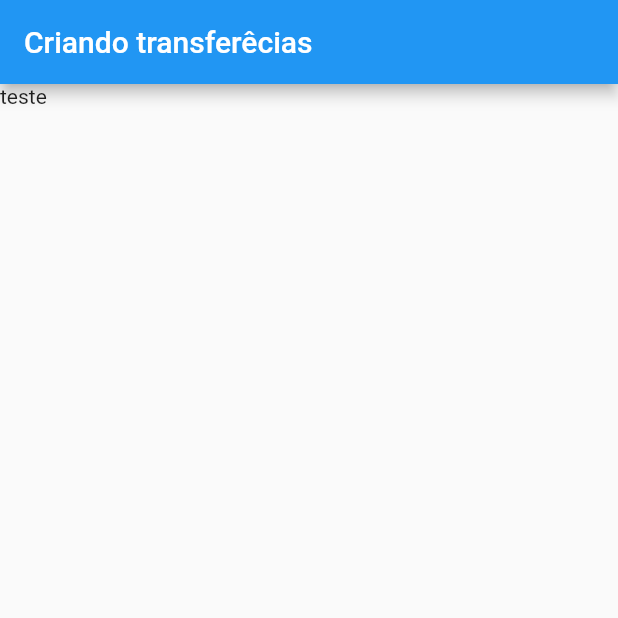
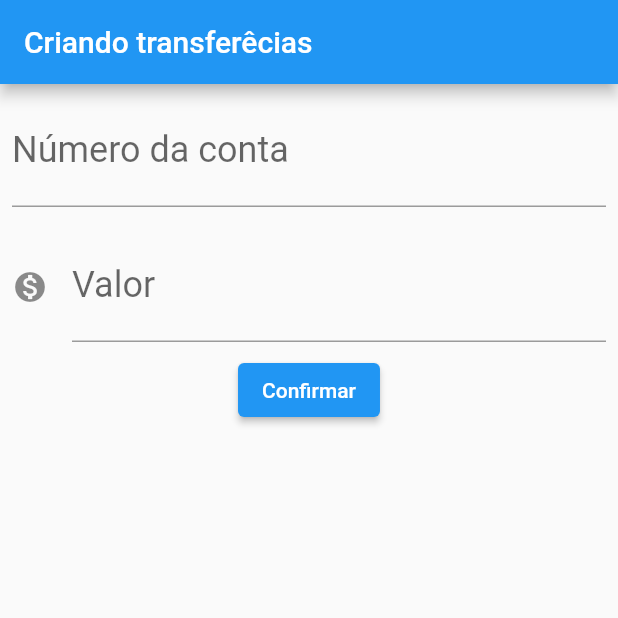
Before and after one commit to CesarAugst/flutter-aplicativoBancario, a Flutter app: the screen it shows after launch, on a phone screen of 412 x 824 dp, the top half of it. Run offline on Flutter 3.47's test engine with Material 2 defaults, Android fonts, the phone set to English and light mode, and no system bars.

Commit message:
3-4_Formulario de entrada de transações
Entra com numero da conta e valor de entrada da transação, porém ainda nao guarda e esta com codigo muito verboso

```diff
--- a/lib/main.dart
+++ b/lib/main.dart
@@ -22,7 +22,38 @@ class FormularioTransferencia extends StatelessWidget {
   Widget build(BuildContext context) {
     return Scaffold(
       appBar: AppBar(title: Text('Criando transferêcias')),
-      body: Text('teste'),
+      body: Column(
+        children: [
+          Padding(
+            padding: const EdgeInsets.all(8.0),
+            child: TextField(
+              style: TextStyle(
+                fontSize: 24.0
+              ),
+              decoration: InputDecoration(
+                labelText: 'Número da conta',
+                hintText: '0000',
+              ),
+              keyboardType: TextInputType.number,
+            ),
+          ),
+          Padding(
+            padding: const EdgeInsets.all(8.0),
+            child: TextField(
+              style: TextStyle(
+                fontSize: 24.0
+              ),
+              decoration: InputDecoration(
+                icon: Icon(Icons.monetization_on),
+                labelText: 'Valor',
+                hintText: '0.00',
+              ),
+              keyboardType: TextInputType.number,
+            ),
+          ),
+          ElevatedButton(onPressed: (){}, child: Text('Confirmar'),),
+        ],
+      ),
     );
   }
 }
```
